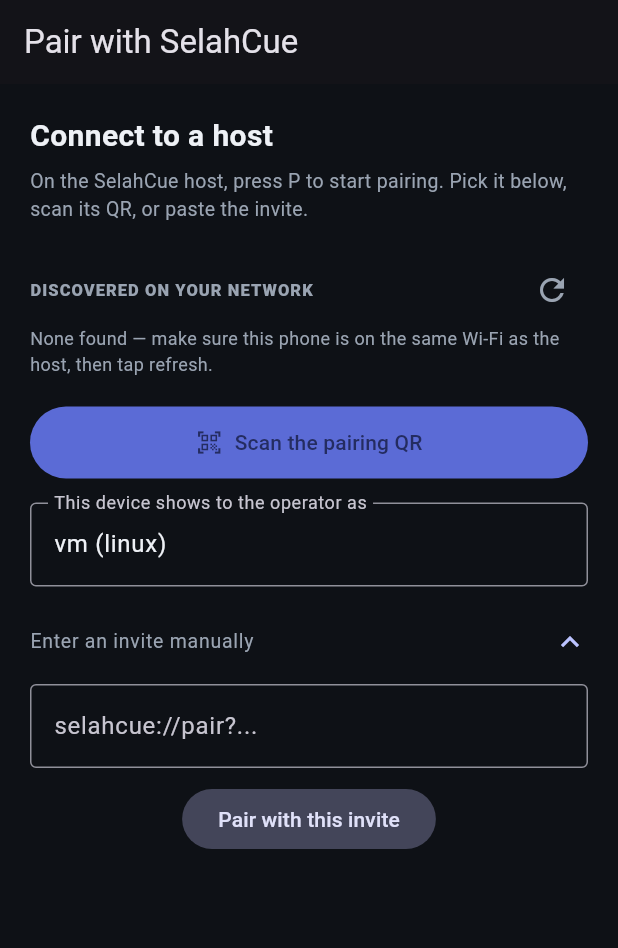
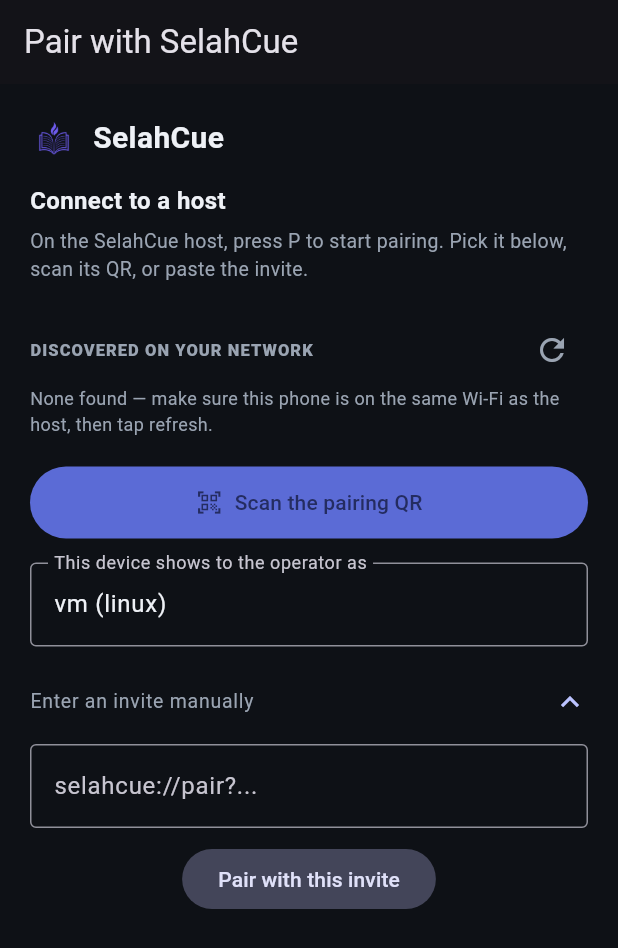
Before and after one commit to First-Pavilion/selahcue, a Flutter app: the screen it shows after launch, after a tap on "Enter an invite manually", on a phone screen of 412 x 824 dp. Shown: the top 948 px of the screen. Run offline on Flutter 3.47's test engine with Material 3 defaults, Android fonts, the phone set to English and light mode, and no system bars; our stand-ins replace flutter_secure_storage, multicast_dns, package_info_plus, wakelock_plus; missing offline and left inert: mobile_scanner.

Commit message:
feat(mobile): brand splash + logo in About/pairing headers (SplashView) (86ajxxu0r)
Co-Authored-By: Claude Opus 4.8 (1M context) <noreply@anthropic.com>

```diff
--- a/implementation/mobile/selahcue_controller/lib/main.dart
+++ b/implementation/mobile/selahcue_controller/lib/main.dart
@@ -51,7 +51,8 @@ class SelahCueApp extends StatelessWidget {
         // Reduced motion (story 86ajp0b3d): the OS accessibility setting OR the
         // in-app preference (Config → PREFERENCES) disables page transitions.
         builder: (context, child) {
-          final reduce = MediaQuery.of(context).disableAnimations ||
+          final reduce =
+              MediaQuery.of(context).disableAnimations ||
               SettingsScope.of(context).reduceMotion;
           if (reduce && child != null) {
             return Theme(
@@ -85,8 +86,7 @@ class _NoTransitionsBuilder extends PageTransitionsBuilder {
     Animation<double> animation,
     Animation<double> secondaryAnimation,
     Widget child,
-  ) =>
-      child;
+  ) => child;
 }
 
 /// Reconnect with stored credentials, or fall into pairing.
@@ -134,8 +134,11 @@ class _LauncherState extends State<Launcher> {
         unawaited(session.close());
         return;
       }
-      Navigator.of(context).pushReplacement(MaterialPageRoute(
-          builder: (_) => ControllerView(session: session, stored: stored)));
+      Navigator.of(context).pushReplacement(
+        MaterialPageRoute(
+          builder: (_) => ControllerView(session: session, stored: stored),
+        ),
+      );
     } on SessionException {
       // Credentials may be revoked or the host moved — go straight to Connect
       // (which explains the situation), rather than stalling on the splash.
@@ -145,9 +148,22 @@ class _LauncherState extends State<Launcher> {
   }
 
   void _goPair() {
-    Navigator.of(context)
-        .pushReplacement(MaterialPageRoute(builder: (_) => const PairingView()));
+    Navigator.of(
+      context,
+    ).pushReplacement(MaterialPageRoute(builder: (_) => const PairingView()));
   }
+
+  @override
+  Widget build(BuildContext context) => SplashView(status: _status);
+}
+
+/// The branded splash (design handoff §2B): logo mark + wordmark + "CONTROLLER"
+/// overline + a slim spinner, on `bgBase`. Stateless so it renders identically
+/// during launch/reconnect and is directly widget-testable. Matches the native
+/// splash so there's no cold-start flash.
+class SplashView extends StatelessWidget {
+  final String? status;
+  const SplashView({super.key, this.status});
 
   @override
   Widget build(BuildContext context) {
@@ -157,42 +173,48 @@ class _LauncherState extends State<Launcher> {
         child: Column(
           mainAxisSize: MainAxisSize.min,
           children: [
-            Container(
-              width: 64,
-              height: 64,
-              decoration: BoxDecoration(
-                color: DesignTokens.accentBrand,
-                borderRadius: BorderRadius.circular(16),
+            // The SelahCue brand mark — replaces the old "S" placeholder.
+            // Decorative: the brand name is carried by the wordmark text below.
+            Image.asset(
+              'assets/selahcue-logo.png',
+              width: 104,
+              height: 104,
+              semanticLabel: '',
             ),
-              alignment: Alignment.center,
-              child: const Text('S',
-                  style: TextStyle(
-                      fontSize: 34,
-                      fontWeight: FontWeight.w800,
-                      color: Colors.white)),
-            ),
-            const SizedBox(height: 18),
-            const Text('SelahCue',
+            const SizedBox(height: 14),
+            const Text(
+              'SelahCue',
               style: TextStyle(
                 fontSize: 26,
                 fontWeight: FontWeight.w700,
-                    color: DesignTokens.textPrimary)),
-            const Text('Controller',
+                color: DesignTokens.textPrimary,
+              ),
+            ),
+            const Text(
+              'CONTROLLER',
               style: TextStyle(
-                    fontSize: 13,
+                fontSize: 12,
+                fontWeight: FontWeight.w600,
                 letterSpacing: 3,
-                    color: DesignTokens.textMuted)),
+                color: DesignTokens.textMuted,
+              ),
+            ),
             const SizedBox(height: 28),
             const SizedBox(
               width: 22,
               height: 22,
-                child: CircularProgressIndicator(strokeWidth: 2)),
-            if (_status != null) ...[
+              child: CircularProgressIndicator(strokeWidth: 2),
+            ),
+            if (status != null) ...[
               const SizedBox(height: 16),
-              Text(_status!,
+              Text(
+                status!,
                 textAlign: TextAlign.center,
                 style: const TextStyle(
-                      fontSize: 13, color: DesignTokens.textMuted)),
+                  fontSize: 13,
+                  color: DesignTokens.textMuted,
+                ),
+              ),
             ],
           ],
         ),
--- a/implementation/mobile/selahcue_controller/lib/views/pairing_view.dart
+++ b/implementation/mobile/selahcue_controller/lib/views/pairing_view.dart
@@ -212,11 +212,32 @@ class _PairingViewState extends State<PairingView> {
             return ListView(
               padding: const EdgeInsets.all(20),
               children: [
+                // Brand header (design handoff §3): logo mark + wordmark.
+                Row(
+                  children: [
+                    Image.asset(
+                      'assets/selahcue-logo.png',
+                      width: 32,
+                      height: 32,
+                      semanticLabel: '',
+                    ),
+                    const SizedBox(width: 10),
+                    const Text(
+                      'SelahCue',
+                      style: TextStyle(
+                        fontSize: 20,
+                        fontWeight: FontWeight.w700,
+                        color: DesignTokens.textPrimary,
+                      ),
+                    ),
+                  ],
+                ),
+                const SizedBox(height: 14),
                 const Text(
                   'Connect to a host',
                   style: TextStyle(
-                    fontSize: 20,
-                    fontWeight: FontWeight.w700,
+                    fontSize: 16,
+                    fontWeight: FontWeight.w600,
                     color: DesignTokens.textPrimary,
                   ),
                 ),
```
Also changed, not shown: implementation/mobile/selahcue_controller/lib/views/controller_view.dart (+3 -14 lines), 2 other files. Lines whose indentation alone changed are shown as unchanged.
